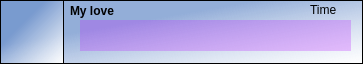
First picture: the form in dialogframe.ui, repository MaximusFk/Vik, before the edit.
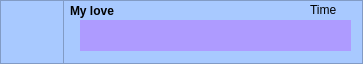
Second picture: the form after the edit.

What changed in the file:
```diff
--- a/dialogframe.ui
+++ b/dialogframe.ui
@@ -14,7 +14,7 @@
    <string>Frame</string>
   </property>
   <property name="styleSheet">
-   <string notr="true">background-color: qlineargradient(spread:pad, x1:0, y1:0, x2:1, y2:1, stop:0.359091 rgba(80, 123, 192, 97), stop:1 rgba(255, 255, 255, 255));</string>
+   <string notr="true">background-color: rgb(168, 201, 255);</string>
   </property>
   <property name="frameShape">
    <enum>QFrame::StyledPanel</enum>
@@ -78,7 +78,7 @@
     <bool>true</bool>
    </property>
    <property name="wordWrap">
-    <bool>true</bool>
+    <bool>false</bool>
    </property>
    <property name="margin">
     <number>10</number>
```
